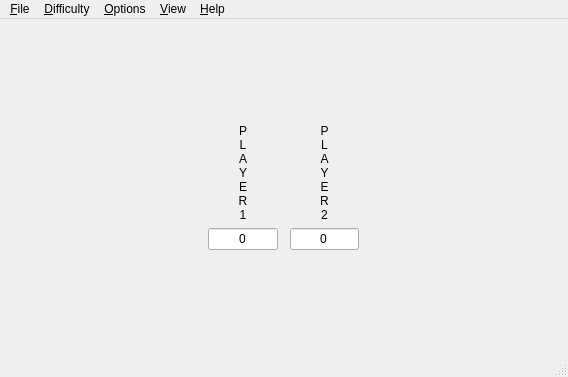
The window that ui.d/maxit.ui (nurfalie/maxit) describes before a commit, drawn with Qt 5.
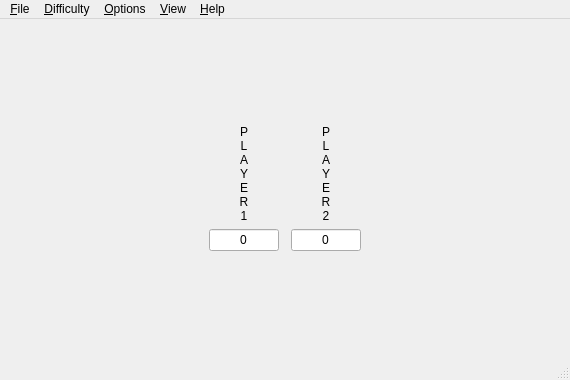
The same window after the commit.

```diff
--- a/ui.d/maxit.ui
+++ b/ui.d/maxit.ui
@@ -6,8 +6,8 @@
    <rect>
     <x>0</x>
     <y>0</y>
-    <width>568</width>
-    <height>377</height>
+    <width>570</width>
+    <height>380</height>
    </rect>
   </property>
   <property name="windowTitle">
@@ -213,8 +213,8 @@
     <rect>
      <x>0</x>
      <y>0</y>
-     <width>568</width>
-     <height>22</height>
+     <width>570</width>
+     <height>24</height>
     </rect>
    </property>
    <widget class="QMenu" name="menu_File">
```
